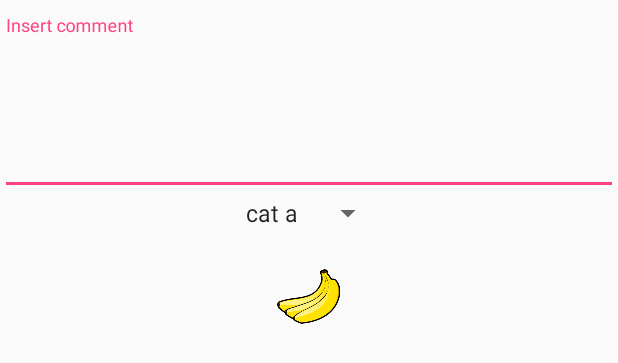
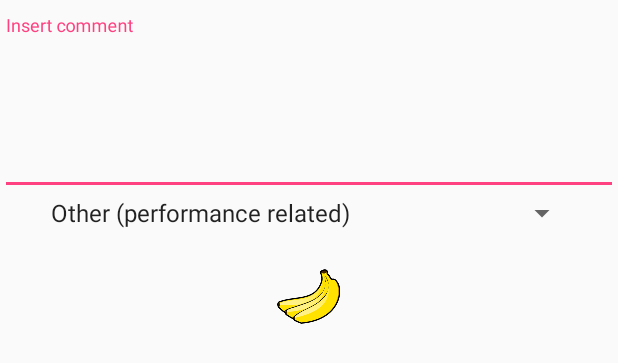
Before and after one commit to freddiN/BananaApp, an Android app: the layout send_banana_dialog.xml on its own in the app's theme, with its tools: preview values and no code run, on a phone screen of 412 x 824 dp. Shown: the top 363 px of the screen. Run offline under Robolectric (Android 15) with nearby library versions, the light colour scheme and no system bars.

Commit message:
used actual categories

```diff
--- a/app/src/main/res/values/arrays.xml
+++ b/app/src/main/res/values/arrays.xml
@@ -7,9 +7,10 @@
     </string-array>
 
     <string-array name="categories">
-        <item>cat a</item>
-        <item>cat b</item>
-        <item>cat c</item>
-        <item>cat d</item>
+        <item>Other (performance related)</item>
+        <item>Work together better</item>
+        <item>Put the customer at the heart of all we do</item>
+        <item>Speed up and simplify</item>
+        <item>Explore and nurture new opportunities</item>
     </string-array>
 </resources>
```
